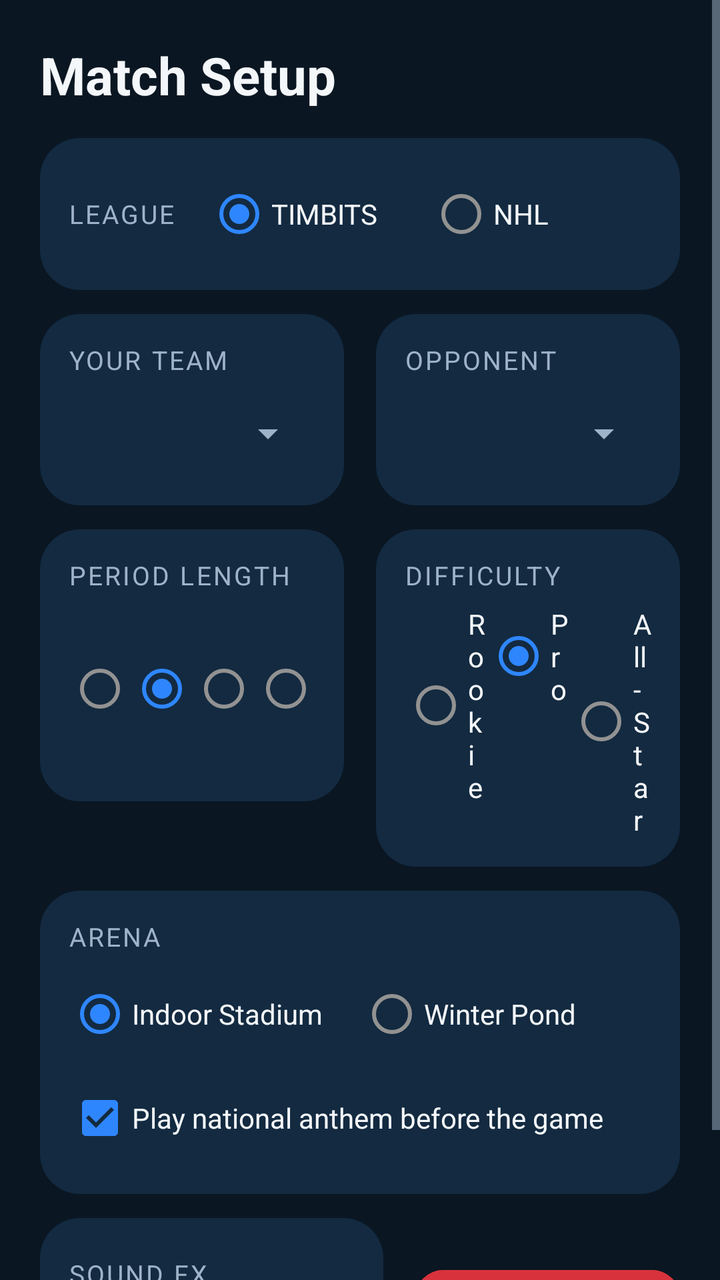
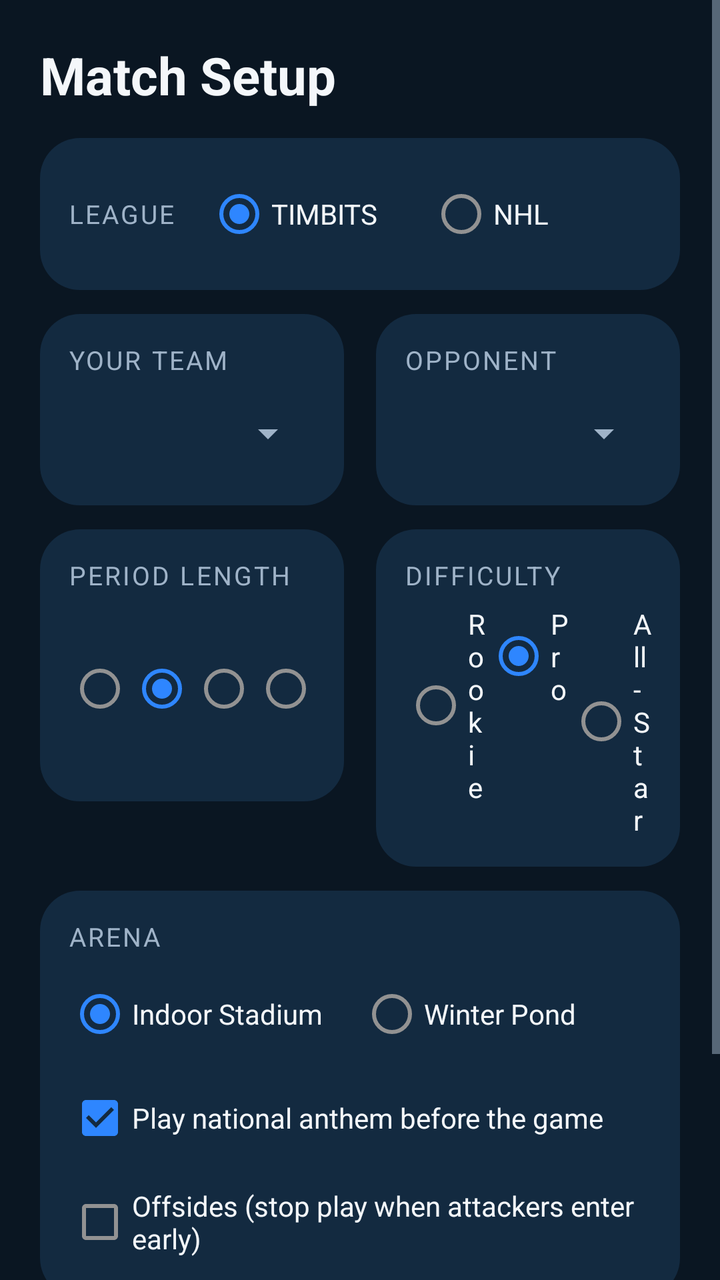

Before-and-after screenshots of an Android layout around one commit, followed by the original layout XML and the change that was made.
<!-- AndroidManifest.xml: application theme Theme.TableHockey -->
<!-- res/layout/activity_match_settings.xml -->
<?xml version="1.0" encoding="utf-8"?>
<ScrollView xmlns:android="http://schemas.android.com/apk/res/android"
    android:layout_width="match_parent"
    android:layout_height="match_parent"
    android:background="@color/bg_dark">

    <LinearLayout
        android:layout_width="match_parent"
        android:layout_height="wrap_content"
        android:orientation="vertical"
        android:padding="20dp">

        <TextView
            android:layout_width="wrap_content"
            android:layout_height="wrap_content"
            android:text="@string/settings_title"
            android:textColor="@color/text_primary"
            android:textSize="26sp"
            android:textStyle="bold"
            android:layout_marginBottom="14dp" />

        <LinearLayout
            android:layout_width="match_parent"
            android:layout_height="wrap_content"
            android:orientation="horizontal"
            android:gravity="center_vertical"
            android:background="@drawable/bg_card"
            android:padding="14dp"
            android:layout_marginBottom="12dp">

            <TextView style="@style/SectionLabel" android:layout_width="wrap_content" android:layout_height="wrap_content" android:text="@string/settings_league" android:layout_marginEnd="16dp" />

            <RadioGroup
                android:id="@+id/radioLeague"
                android:layout_width="0dp"
                android:layout_height="wrap_content"
                android:layout_weight="1"
                android:orientation="horizontal">
                <RadioButton android:id="@+id/leagueTimbits" android:layout_width="0dp" android:layout_height="wrap_content" android:layout_weight="1" android:text="@string/league_timbits" android:textColor="@color/text_primary" android:checked="true" />
                <RadioButton android:id="@+id/leagueNhl" android:layout_width="0dp" android:layout_height="wrap_content" android:layout_weight="1" android:text="@string/league_nhl" android:textColor="@color/text_primary" />
            </RadioGroup>
        </LinearLayout>

        <LinearLayout
            android:layout_width="match_parent"
            android:layout_height="wrap_content"
            android:orientation="horizontal">

            <LinearLayout
                android:layout_width="0dp"
                android:layout_height="wrap_content"
                android:layout_weight="1"
                android:orientation="vertical"
                android:background="@drawable/bg_card"
                android:padding="14dp"
                android:layout_marginEnd="8dp">

                <TextView style="@style/SectionLabel" android:layout_width="wrap_content" android:layout_height="wrap_content" android:text="@string/settings_your_team" />
                <Spinner
                    android:id="@+id/spinnerHomeTeam"
                    android:layout_width="match_parent"
                    android:layout_height="44dp"
                    android:layout_marginTop="6dp" />
            </LinearLayout>

            <LinearLayout
                android:layout_width="0dp"
                android:layout_height="wrap_content"
                android:layout_weight="1"
                android:orientation="vertical"
                android:background="@drawable/bg_card"
                android:padding="14dp"
                android:layout_marginStart="8dp">

                <TextView style="@style/SectionLabel" android:layout_width="wrap_content" android:layout_height="wrap_content" android:text="@string/settings_opponent" />
                <Spinner
                    android:id="@+id/spinnerAwayTeam"
                    android:layout_width="match_parent"
                    android:layout_height="44dp"
                    android:layout_marginTop="6dp" />
            </LinearLayout>
        </LinearLayout>

        <LinearLayout
            android:layout_width="match_parent"
            android:layout_height="wrap_content"
            android:orientation="horizontal"
            android:layout_marginTop="12dp">

            <LinearLayout
                android:layout_width="0dp"
                android:layout_height="wrap_content"
                android:layout_weight="1"
                android:orientation="vertical"
                android:background="@drawable/bg_card"
                android:padding="14dp"
                android:layout_marginEnd="8dp">

                <TextView style="@style/SectionLabel" android:layout_width="wrap_content" android:layout_height="wrap_content" android:text="@string/settings_period_length" />

                <RadioGroup
                    android:id="@+id/radioPeriodLength"
                    android:layout_width="match_parent"
                    android:layout_height="wrap_content"
                    android:orientation="horizontal"
                    android:layout_marginTop="6dp">
                    <RadioButton android:id="@+id/period1" android:layout_width="0dp" android:layout_height="wrap_content" android:layout_weight="1" android:text="@string/period_1" android:textColor="@color/text_primary" />
                    <RadioButton android:id="@+id/period2" android:layout_width="0dp" android:layout_height="wrap_content" android:layout_weight="1" android:text="@string/period_2" android:textColor="@color/text_primary" android:checked="true" />
                    <RadioButton android:id="@+id/period3" android:layout_width="0dp" android:layout_height="wrap_content" android:layout_weight="1" android:text="@string/period_3" android:textColor="@color/text_primary" />
                    <RadioButton android:id="@+id/period5" android:layout_width="0dp" android:layout_height="wrap_content" android:layout_weight="1" android:text="@string/period_5" android:textColor="@color/text_primary" />
                </RadioGroup>
            </LinearLayout>

            <LinearLayout
                android:layout_width="0dp"
                android:layout_height="wrap_content"
                android:layout_weight="1"
                android:orientation="vertical"
                android:background="@drawable/bg_card"
                android:padding="14dp"
                android:layout_marginStart="8dp">

                <TextView style="@style/SectionLabel" android:layout_width="wrap_content" android:layout_height="wrap_content" android:text="@string/settings_difficulty" />

                <RadioGroup
                    android:id="@+id/radioDifficulty"
                    android:layout_width="match_parent"
                    android:layout_height="wrap_content"
                    android:orientation="horizontal"
                    android:layout_marginTop="6dp">
                    <RadioButton android:id="@+id/diffEasy" android:layout_width="0dp" android:layout_height="wrap_content" android:layout_weight="1" android:text="@string/difficulty_easy" android:textColor="@color/text_primary" />
                    <RadioButton android:id="@+id/diffMedium" android:layout_width="0dp" android:layout_height="wrap_content" android:layout_weight="1" android:text="@string/difficulty_medium" android:textColor="@color/text_primary" android:checked="true" />
                    <RadioButton android:id="@+id/diffHard" android:layout_width="0dp" android:layout_height="wrap_content" android:layout_weight="1" android:text="@string/difficulty_hard" android:textColor="@color/text_primary" />
                </RadioGroup>
            </LinearLayout>
        </LinearLayout>

        <LinearLayout
            android:layout_width="match_parent"
            android:layout_height="wrap_content"
            android:orientation="vertical"
            android:background="@drawable/bg_card"
            android:padding="14dp"
            android:layout_marginTop="12dp">

            <TextView style="@style/SectionLabel" android:layout_width="wrap_content" android:layout_height="wrap_content" android:text="@string/settings_arena" />

            <RadioGroup
                android:id="@+id/radioArena"
                android:layout_width="match_parent"
                android:layout_height="wrap_content"
                android:orientation="horizontal"
                android:layout_marginTop="6dp">
                <RadioButton android:id="@+id/arenaIndoor" android:layout_width="0dp" android:layout_height="wrap_content" android:layout_weight="1" android:text="@string/arena_indoor" android:textColor="@color/text_primary" android:checked="true" />
                <RadioButton android:id="@+id/arenaWinterPond" android:layout_width="0dp" android:layout_height="wrap_content" android:layout_weight="1" android:text="@string/arena_winter_pond" android:textColor="@color/text_primary" />
            </RadioGroup>

            <CheckBox
                android:id="@+id/checkAnthem"
                android:layout_width="wrap_content"
                android:layout_height="wrap_content"
                android:layout_marginTop="4dp"
                android:checked="true"
                android:text="@string/settings_anthem"
                android:textColor="@color/text_primary" />
        </LinearLayout>

        <LinearLayout
            android:layout_width="match_parent"
            android:layout_height="wrap_content"
            android:orientation="horizontal"
            android:gravity="center_vertical"
            android:layout_marginTop="12dp">

            <LinearLayout
                android:layout_width="0dp"
                android:layout_height="wrap_content"
                android:layout_weight="1.3"
                android:orientation="vertical"
                android:background="@drawable/bg_card"
                android:paddingStart="14dp"
                android:paddingEnd="14dp"
                android:paddingTop="8dp"
                android:paddingBottom="8dp"
                android:layout_marginEnd="8dp">

                <include
                    android:id="@+id/audioSliders"
                    layout="@layout/audio_sliders" />
            </LinearLayout>

            <Button
                android:id="@+id/btnStart"
                style="@style/MenuButton"
                android:layout_width="0dp"
                android:layout_weight="1"
                android:layout_marginStart="8dp"
                android:backgroundTint="@color/accent_red"
                android:text="@string/settings_start" />
        </LinearLayout>

    </LinearLayout>
</ScrollView>
<!-- res/layout/audio_sliders.xml (included above) -->
<?xml version="1.0" encoding="utf-8"?>
<LinearLayout xmlns:android="http://schemas.android.com/apk/res/android"
    android:layout_width="match_parent"
    android:layout_height="wrap_content"
    android:orientation="vertical">

    <LinearLayout
        android:layout_width="match_parent"
        android:layout_height="wrap_content"
        android:orientation="horizontal"
        android:gravity="center_vertical">

        <TextView
            style="@style/SectionLabel"
            android:layout_width="92dp"
            android:layout_height="wrap_content"
            android:text="@string/audio_sfx" />

        <SeekBar
            android:id="@+id/seekSfx"
            android:layout_width="0dp"
            android:layout_height="40dp"
            android:layout_weight="1" />

        <TextView
            android:id="@+id/textSfx"
            android:layout_width="52dp"
            android:layout_height="wrap_content"
            android:gravity="end"
            android:textColor="@color/text_primary"
            android:textSize="15sp"
            android:textStyle="bold" />
    </LinearLayout>

    <LinearLayout
        android:layout_width="match_parent"
        android:layout_height="wrap_content"
        android:orientation="horizontal"
        android:gravity="center_vertical">

        <TextView
            style="@style/SectionLabel"
            android:layout_width="92dp"
            android:layout_height="wrap_content"
            android:text="@string/audio_music" />

        <SeekBar
            android:id="@+id/seekMusic"
            android:layout_width="0dp"
            android:layout_height="40dp"
            android:layout_weight="1" />

        <TextView
            android:id="@+id/textMusic"
            android:layout_width="52dp"
            android:layout_height="wrap_content"
            android:gravity="end"
            android:textColor="@color/text_primary"
            android:textSize="15sp"
            android:textStyle="bold" />
    </LinearLayout>
</LinearLayout>
<!-- resources referenced by this layout -->
<resources>
  <color name="accent_red">#D8323C</color>
  <color name="bg_dark">#0A1622</color>
  <color name="text_primary">#F4F7FA</color>
  <!-- drawable bg_card (drawable) -->
  <?xml version="1.0" encoding="utf-8"?>
  <shape xmlns:android="http://schemas.android.com/apk/res/android">
      <solid android:color="@color/bg_dark_2" />
      <corners android:radius="20dp" />
  </shape>
  <string name="arena_indoor">Indoor Stadium</string>
  <string name="arena_winter_pond">Winter Pond</string>
  <string name="audio_music">Music</string>
  <string name="audio_sfx">Sound FX</string>
  <string name="difficulty_easy">Rookie</string>
  <string name="difficulty_hard">All-Star</string>
  <string name="difficulty_medium">Pro</string>
  <string name="league_nhl">NHL</string>
  <string name="league_timbits">TIMBITS</string>
  <string name="period_1">1 min</string>
  <string name="period_2">2 min</string>
  <string name="period_3">3 min</string>
  <string name="period_5">5 min</string>
  <string name="settings_anthem">Play national anthem before the game</string>
  <string name="settings_arena">Arena</string>
  <string name="settings_difficulty">Difficulty</string>
  <string name="settings_league">LEAGUE</string>
  <string name="settings_opponent">Opponent</string>
  <string name="settings_period_length">Period Length</string>
  <string name="settings_start">Drop the Puck</string>
  <string name="settings_title">Match Setup</string>
  <string name="settings_your_team">Your Team</string>
  <style name="MenuButton" parent="Widget.MaterialComponents.Button">
          <item name="android:layout_width">match_parent</item>
          <item name="android:layout_height">56dp</item>
          <item name="android:textSize">18sp</item>
          <item name="android:textAllCaps">false</item>
          <item name="backgroundTint">@color/button_bg</item>
          <item name="android:textColor">@color/text_primary</item>
          <item name="cornerRadius">14dp</item>
      </style>
  <style name="SectionLabel">
          <item name="android:textColor">@color/text_secondary</item>
          <item name="android:textSize">13sp</item>
          <item name="android:textAllCaps">true</item>
          <item name="android:letterSpacing">0.08</item>
      </style>
  <style name="Theme.TableHockey" parent="Theme.MaterialComponents.NoActionBar">
          <item name="colorPrimary">@color/accent</item>
          <item name="colorPrimaryDark">@color/bg_dark</item>
          <item name="colorAccent">@color/accent</item>
          <item name="android:windowBackground">@color/bg_dark</item>
          <item name="android:statusBarColor">@color/bg_dark</item>
          <item name="android:navigationBarColor">@color/bg_dark</item>
          <item name="android:windowFullscreen">false</item>
          <item name="android:spinnerItemStyle">@style/SpinnerItem</item>
          <item name="android:textColorPrimary">@color/text_primary</item>
          <item name="android:textColorSecondary">@color/text_secondary</item>
      </style>
  <color name="bg_dark_2">#132A40</color>
  <color name="button_bg">#173A5E</color>
  <color name="text_secondary">#9FB3C8</color>
  <color name="accent">#2E86FF</color>
  <style name="SpinnerItem" parent="Widget.AppCompat.TextView.SpinnerItem">
          <item name="android:textColor">@color/text_primary</item>
      </style>
</resources>

<!-- the commit's change to res/layout/activity_match_settings.xml (unified diff, before → after) -->
@@ -163,6 +163,15 @@
                 android:checked="true"
                 android:text="@string/settings_anthem"
                 android:textColor="@color/text_primary" />
+
+            <CheckBox
+                android:id="@+id/checkOffsides"
+                android:layout_width="wrap_content"
+                android:layout_height="wrap_content"
+                android:layout_marginTop="4dp"
+                android:checked="false"
+                android:text="@string/settings_offsides"
+                android:textColor="@color/text_primary" />
         </LinearLayout>
 
         <LinearLayout
<!-- resource entries referenced after the edit -->
@@ -26,6 +26,7 @@
   <string name="settings_arena">Arena</string>
   <string name="settings_difficulty">Difficulty</string>
   <string name="settings_league">LEAGUE</string>
+  <string name="settings_offsides">Offsides (stop play when attackers enter early)</string>
   <string name="settings_opponent">Opponent</string>
   <string name="settings_period_length">Period Length</string>
   <string name="settings_start">Drop the Puck</string>
